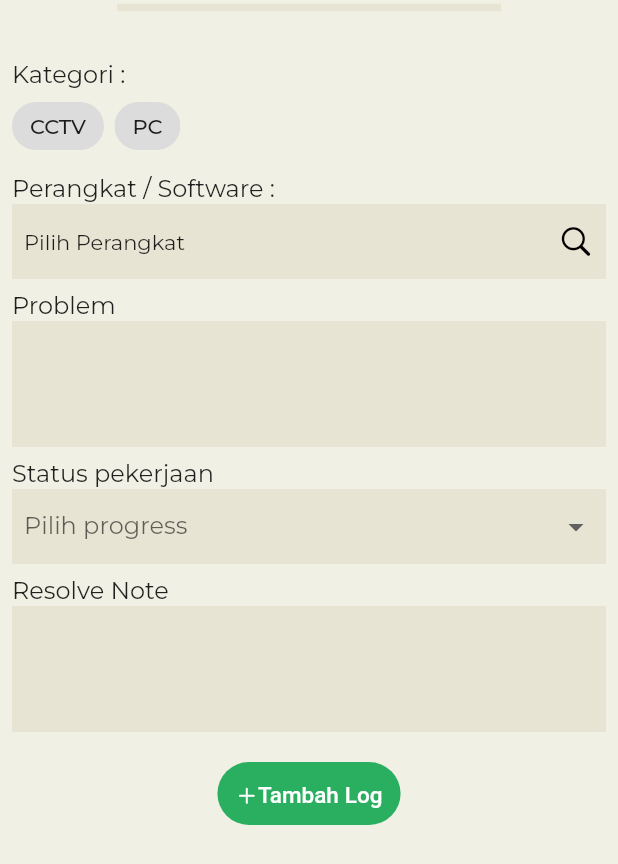
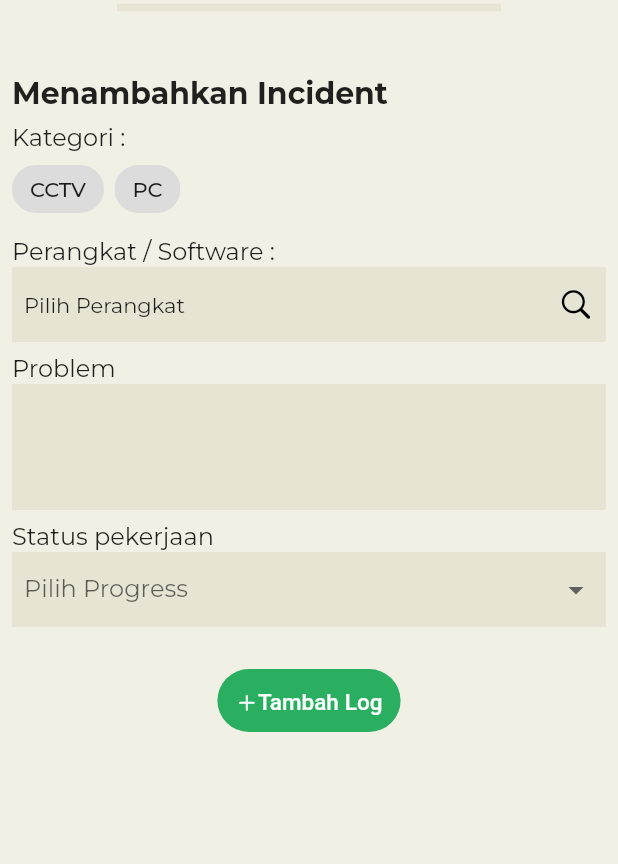
Before and after one commit to muchlist/risa2, a Flutter app: the AddHistoryDialog widget shown alone on an empty page, opened directly, on a phone screen of 412 x 824 dp. Shown: the top 864 px of the screen. Run offline on Flutter 3.47's test engine with Material 2 defaults, Android fonts, the phone set to English and light mode, and no system bars; our stand-ins replace another_flushbar, carousel_slider, dio, flutter_staggered_animations, google_fonts, lottie and 1 more; accounts and stored records are empty; network calls fail; project files that could hold a hidden picture were left out.

Commit message:
menu menambahkan incident selesai

```diff
--- a/lib/main.dart
+++ b/lib/main.dart
@@ -3,8 +3,9 @@ import 'package:flutter/material.dart';
 import 'package:flutter/services.dart';
 import 'package:google_fonts/google_fonts.dart';
 import 'package:provider/provider.dart';
-import 'package:risa2/src/api/services/auth_service.dart';
-import 'package:risa2/src/api/services/general_service.dart';
+import 'src/api/services/auth_service.dart';
+import 'src/api/services/general_service.dart';
+import 'src/api/services/history_service.dart';
 
 import 'src/config/pallatte.dart';
 import 'src/globals.dart';
@@ -41,6 +42,7 @@ class MyApp extends StatelessWidget {
   static const String _title = 'RISA';
 
   final generalService = GeneralService();
+  final historyService = HistoryService();
   final authService = AuthService();
 
   @override
@@ -48,7 +50,8 @@ class MyApp extends StatelessWidget {
     return MultiProvider(
       providers: [
         ChangeNotifierProvider(create: (context) => AuthProvider(authService)),
-        ChangeNotifierProvider(create: (context) => HistoryProvider()),
+        ChangeNotifierProvider(
+            create: (context) => HistoryProvider(historyService)),
         ChangeNotifierProvider(create: (context) => ImproveProvider()),
         ChangeNotifierProvider(
             create: (context) => GeneralProvider(generalService))
--- a/lib/src/api/json_models/request/history_req.dart
+++ b/lib/src/api/json_models/request/history_req.dart
@@ -9,7 +9,7 @@ class HistoryRequest {
   final String parentID;
   final String problem;
   @JsonKey(name: "problem_resolve")
-  final int problemResolve;
+  final String problemResolve;
   final String status;
   @JsonKey(defaultValue: [])
   final List<String> tag;
--- a/lib/src/const.dart
+++ b/lib/src/const.dart
@@ -1 +1 @@
-const TOKEN_SAVED = "token";
+const tokenSaved = "token";
--- a/lib/src/providers/auth.dart
+++ b/lib/src/providers/auth.dart
@@ -41,6 +41,6 @@ class AuthProvider extends ChangeNotifier {
   }
 
   _saveDataToPersistent(String token) async {
-    await App.localStorage!.setString(TOKEN_SAVED, token);
+    await App.localStorage!.setString(tokenSaved, token);
   }
 }
--- a/lib/src/screens/home/add_history_dialog.dart
+++ b/lib/src/screens/home/add_history_dialog.dart
@@ -1,17 +1,29 @@
+import 'package:another_flushbar/flushbar.dart';
 import 'package:flutter/cupertino.dart';
 import 'package:flutter/material.dart';
-import 'package:risa2/src/api/filter_models/general_filter.dart';
-import 'package:risa2/src/api/json_models/response/general_list_resp.dart';
-import 'package:risa2/src/config/pallatte.dart';
-import 'package:risa2/src/providers/generals.dart';
-import 'package:risa2/src/screens/search/general_search_delegate.dart';
 import 'package:provider/provider.dart';
+
+import '../../api/filter_models/general_filter.dart';
+import '../../api/json_models/request/history_req.dart';
+import '../../api/json_models/response/general_list_resp.dart';
+import '../../config/pallatte.dart';
+import '../../providers/generals.dart';
+import '../../providers/histories.dart';
+import '../../utils/enums.dart';
+import '../search/general_search_delegate.dart';
 
 class ItemChoice {
   final int id;
   final String label;
 
   ItemChoice(this.id, this.label);
+}
+
+class CompleteStatusHistory {
+  final enumStatus id;
+  final String title;
+
+  CompleteStatusHistory(this.id, this.title);
 }
 
 class AddHistoryDialog extends StatefulWidget {
@@ -24,56 +36,38 @@ class AddHistoryDialog extends StatefulWidget {
 }
 
 class _AddHistoryDialogState extends State<AddHistoryDialog> {
+  // pilihan chip kategory
   final listChoices = <ItemChoice>[
     ItemChoice(1, 'CCTV'),
     ItemChoice(2, 'PC'),
   ];
-  var _categoryIDSelected = 0;
+
+  // pilihan dropdown button status
+  final listCompleteStatus = <CompleteStatusHistory>[
+    CompleteStatusHistory(enumStatus.progress, "Progress"),
+    CompleteStatusHistory(enumStatus.pending, "Pending"),
+    CompleteStatusHistory(enumStatus.complete, "Complete"),
+  ];
+
+  var _selectedCategoryID = 0;
   var _selectedUnitID = "";
-  var _selectedUnit = "Pilih Perangkat";
-  var _selectedStatus = "Pilih Progress";
+  var _selectedUnitName = "Pilih Perangkat"; // untuk tampilan saja
+  var _selectedStatus =
+      CompleteStatusHistory(enumStatus.progress, "Pilih Progress");
 
-  // final usernameController = TextEditingController();
-  // final passwordController = TextEditingController();
+  final problemController = TextEditingController();
+  final resolveNoteController = TextEditingController();
 
   var _isLoading = false;
 
-  final _key = GlobalKey<FormState>();
+  final _addHistoryFormkey = GlobalKey<FormState>();
 
   @override
   void dispose() {
-    // usernameController.dispose();
-    // passwordController.dispose();
+    problemController.dispose();
+    resolveNoteController.dispose();
     super.dispose();
   }
-
-  // void _addHistory() {
-  //   if (_key.currentState?.validate() ?? false) {
-  //     setLoading(true);
-
-  //     final username = usernameController.text;
-  //     final password = passwordController.text;
-
-  //     authViewModel.login(username, password).then((value) {
-  //       setLoading(false);
-  //       if (value) {
-  //         Navigator.of(context).pushNamedAndRemoveUntil(
-  //             RouteGenerator.home, ModalRoute.withName(RouteGenerator.home));
-  //       }
-  //     }).onError((error, _) {
-  //       setLoading(false);
-  //       if (error != null) {
-  //         final snackBar = SnackBar(
-  //           content: Text(error.toString()),
-  //           duration: Duration(seconds: 3),
-  //         );
-  //         ScaffoldMessenger.of(context).showSnackBar(snackBar);
-  //       }
-  //     });
-  //   } else {
-  //     debugPrint("Error :(");
-  //   }
-  // }
 
   void setLoading(bool loading) {
     setState(() {
@@ -81,10 +75,60 @@ class _AddHistoryDialogState extends State<AddHistoryDialog> {
     });
   }
 
+  void _addHistory() {
+    if (_selectedUnitID.isEmpty) {
+      Flushbar(
+        message: "Harap memilih perangkat terlebih dahulu",
+        duration: Duration(seconds: 5),
+        backgroundColor: Colors.red.withOpacity(0.7),
+      )..show(context);
+      return;
+    }
+
+    if (_addHistoryFormkey.currentState?.validate() ?? false) {
+      setLoading(true);
+      final problemText = problemController.text;
+      final resolveText = resolveNoteController.text;
+
+      final payload = HistoryRequest(
+          id: "",
+          parentID: _selectedUnitID,
+          problem: problemText,
+          problemResolve: resolveText,
+          status: "None",
+          tag: [],
+          completeStatus: _selectedStatus.id.index);
+
+      // * CALL Provider -----------------------------------------------------
+      context.read<HistoryProvider>().addHistory(payload).then((value) {
+        setLoading(false);
+        if (value) {
+          Navigator.of(context).pop();
+          Flushbar(
+            message: "Berhasil menambahkan history",
+            duration: Duration(seconds: 3),
+            backgroundColor: Theme.of(context).accentColor.withOpacity(0.7),
+          )..show(context);
+        }
+      }).onError((error, _) {
+        setLoading(false);
+        if (error != null) {
+          Flushbar(
+            message: error.toString(),
+            duration: Duration(seconds: 5),
+            backgroundColor: Colors.red.withOpacity(0.7),
+          )..show(context);
+        }
+      });
+    } else {
+      debugPrint("Error :(");
+    }
+  }
+
   @override
   Widget build(BuildContext context) {
     return Container(
-      height: MediaQuery.of(context).size.height * 0.8,
+      // height: MediaQuery.of(context).size.height * 0.8,
       child: Padding(
         padding: const EdgeInsets.symmetric(horizontal: 8),
         child: Column(
@@ -98,7 +142,7 @@ class _AddHistoryDialogState extends State<AddHistoryDialog> {
               color: Pallete.secondaryBackground,
             ),
             const SizedBox(
-              height: 30,
+              height: 40,
             ),
             Expanded(
                 child: NotificationListener(
@@ -107,9 +151,19 @@ class _AddHistoryDialogState extends State<AddHistoryDialog> {
                 return false;
               },
               child: SingleChildScrollView(
+                child: Form(
+                  key: _addHistoryFormkey,
                   child: Column(
                     crossAxisAlignment: CrossAxisAlignment.start,
                     children: [
+                      const Text(
+                        "Menambahkan Incident",
+                        style: TextStyle(
+                            fontSize: 20, fontWeight: FontWeight.bold),
+                      ),
+                      const SizedBox(
+                        height: 8,
+                      ),
                       // * Pilih kategori text ------------------------
                       const Text(
                         "Kategori :",
@@ -121,15 +175,15 @@ class _AddHistoryDialogState extends State<AddHistoryDialog> {
                             .map((e) => ChoiceChip(
                                   label: Text(
                                     e.label,
-                                  style: (_categoryIDSelected == e.id)
+                                    style: (_selectedCategoryID == e.id)
                                         ? TextStyle(color: Colors.white)
                                         : TextStyle(),
                                   ),
-                                selected: _categoryIDSelected == e.id,
+                                  selected: _selectedCategoryID == e.id,
                                   selectedColor: Theme.of(context).accentColor,
                                   // * Setstate ------------------------------
                                   onSelected: (_) => setState(() {
-                                  _categoryIDSelected = e.id;
+                                    _selectedCategoryID = e.id;
                                     context.read<GeneralProvider>().setFilter(
                                         FilterGeneral(category: e.label));
                                     context
@@ -141,7 +195,7 @@ class _AddHistoryDialogState extends State<AddHistoryDialog> {
                         spacing: 5,
                       ),
 
-                    SizedBox(
+                      const SizedBox(
                         height: 8,
                       ),
 
@@ -152,9 +206,9 @@ class _AddHistoryDialogState extends State<AddHistoryDialog> {
                       ),
                       GestureDetector(
                         onTap: () async {
-                        if (_categoryIDSelected == 0) {
+                          if (_selectedCategoryID == 0) {
                             setState(() {
-                            _selectedUnit =
+                              _selectedUnitName =
                                   "Harap memilih kategori terlebih dahulu";
                             });
                             return;
@@ -166,7 +220,7 @@ class _AddHistoryDialogState extends State<AddHistoryDialog> {
                           );
                           if (searchResult != null) {
                             setState(() {
-                            _selectedUnit = searchResult.name;
+                              _selectedUnitName = searchResult.name;
                               _selectedUnitID = searchResult.id;
                             });
                           }
@@ -182,14 +236,14 @@ class _AddHistoryDialogState extends State<AddHistoryDialog> {
                               mainAxisAlignment: MainAxisAlignment.spaceBetween,
                               children: [
                                 Text(
-                                _selectedUnit,
+                                  _selectedUnitName,
                                 ),
                                 Icon(CupertinoIcons.search),
                               ]),
                         ),
                       ),
 
-                    SizedBox(
+                      const SizedBox(
                         height: 8,
                       ),
 
@@ -209,14 +263,14 @@ class _AddHistoryDialogState extends State<AddHistoryDialog> {
                             border: InputBorder.none),
                         validator: (text) {
                           if (text == null || text.isEmpty) {
-                          return 'username tidak boleh kosong';
+                            return 'problem tidak boleh kosong';
                           }
                           return null;
                         },
-                      // controller: usernameController,
+                        controller: problemController,
                       ),
 
-                    SizedBox(
+                      const SizedBox(
                         height: 8,
                       ),
 
@@ -234,56 +288,65 @@ class _AddHistoryDialogState extends State<AddHistoryDialog> {
                         decoration:
                             BoxDecoration(color: Pallete.secondaryBackground),
                         child: DropdownButtonHideUnderline(
-                        child: DropdownButton<String>(
+                          child: DropdownButton<CompleteStatusHistory>(
                             isExpanded: true,
-                          hint: Text("Pilih progress"),
-                          items: <String>[
-                            'Progress',
-                            'Pending',
-                            'Complete',
-                          ].map((String value) {
-                            return DropdownMenuItem<String>(
-                              value: value,
-                              child: Text(value),
+                            hint: Text(_selectedStatus.title),
+                            items: listCompleteStatus.map((status) {
+                              return DropdownMenuItem<CompleteStatusHistory>(
+                                value: status,
+                                child: Text(status.title),
                               );
                             }).toList(),
-                          onChanged: (_) {},
+                            onChanged: (value) {
+                              setState(() {
+                                _selectedStatus = value!;
+                              });
+                            },
                           ),
                         ),
                       ),
 
-                    SizedBox(
+                      const SizedBox(
                         height: 8,
                       ),
 
                       // * ResolveNote text ------------------------
-                    const Text(
+
+                      (_selectedStatus.id == enumStatus.complete)
+                          ? const Text(
                               "Resolve Note",
                               style: TextStyle(fontSize: 16),
-                    ),
+                            )
+                          : const SizedBox.shrink(),
 
-                    TextFormField(
-                      textInputAction: TextInputAction.newline, maxLines: 3,
+                      (_selectedStatus.id == enumStatus.complete)
+                          ? TextFormField(
+                              textInputAction: TextInputAction.newline,
+                              maxLines: 3,
                               decoration: const InputDecoration(
                                   filled: true,
                                   fillColor: Pallete.secondaryBackground,
                                   enabledBorder: InputBorder.none,
                                   border: InputBorder.none),
                               validator: (text) {
-                        if (text == null || text.isEmpty) {
-                          return 'username tidak boleh kosong';
+                                if ((text == null || text.isEmpty) &&
+                                    _selectedStatus.id == enumStatus.complete) {
+                                  return 'resolve note tidak boleh kosong';
                                 }
                                 return null;
                               },
-                      // controller: usernameController,
-                    ),
-                    SizedBox(
+                              controller: resolveNoteController,
+                            )
+                          : const SizedBox.shrink(),
+                      const SizedBox(
                         height: 20,
                       ),
 
                       // * Button ---------------------------
-                    GestureDetector(
-                      onTap: () {},
+                      (_isLoading)
+                          ? Center(child: const CircularProgressIndicator())
+                          : GestureDetector(
+                              onTap: _addHistory,
                               child: Center(
                                 child: Container(
                                   padding: const EdgeInsets.all(12),
@@ -310,6 +373,7 @@ class _AddHistoryDialogState extends State<AddHistoryDialog> {
                     ],
                   ),
                 ),
+              ),
             ))
           ],
         ),
--- a/lib/src/screens/home/corousel_fragment.dart
+++ b/lib/src/screens/home/corousel_fragment.dart
@@ -3,7 +3,6 @@ import 'package:provider/provider.dart';
 
 import '../../providers/improves.dart';
 import 'corousel_widget.dart';
-import 'home_screen.dart';
 
 class CorouselContainer extends StatefulWidget {
   const CorouselContainer();
--- a/lib/src/screens/landing/landing.dart
+++ b/lib/src/screens/landing/landing.dart
@@ -13,7 +13,7 @@ class _LandingPageState extends State<LandingPage> {
   String _token = "";
 
   _loadToken() async {
-    _token = App.localStorage!.getString(TOKEN_SAVED) ?? "";
+    _token = App.localStorage!.getString(tokenSaved) ?? "";
     if (_token == "") {
       await Future(() {
         Navigator.pushReplacementNamed(context, RouteGenerator.login);
--- a/pubspec.yaml
+++ b/pubspec.yaml
@@ -18,7 +18,7 @@ publish_to: 'none' # Remove this line if you wish to publish to pub.dev
 version: 1.0.0+1
 
 environment:
-  sdk: '>=2.12.0 <3.0.0'
+  sdk: '>=2.12.2 <3.0.0'
 
 dependencies:
   flutter:
@@ -37,7 +37,7 @@ dependencies:
   google_fonts: ^2.0.0
   flutter_staggered_animations: ^1.0.0
   lottie: ^1.0.1
-  modal_bottom_sheet: ^2.0.0
+  another_flushbar: ^1.10.17
 
 
 
```
Also changed, not shown: lib/src/api/http_client.dart (+4 -4 lines), lib/src/providers/histories.dart (+20 -0 lines), lib/src/screens/home/dashboard_history_fragment.dart (+6 -5 lines), lib/src/screens/login/login_screen.dart (+11 -14 lines), lib/src/screens/search/general_search_delegate.dart (+30 -46 lines), lib/src/api/json_models/request/history_req.g.dart, pubspec.lock. Lines whose indentation alone changed are shown as unchanged.
